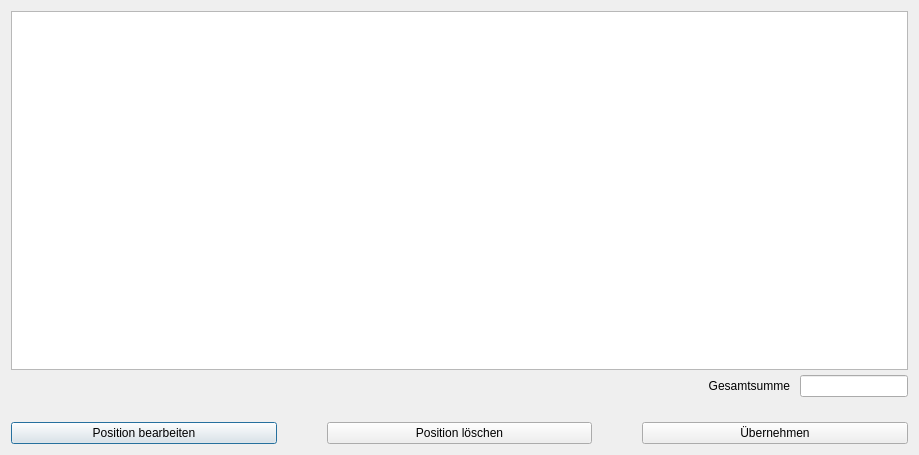
This is windowPositions.ui in MarcelGep/RechnungsApp as Qt 5 draws it before an edit. The edited form follows.
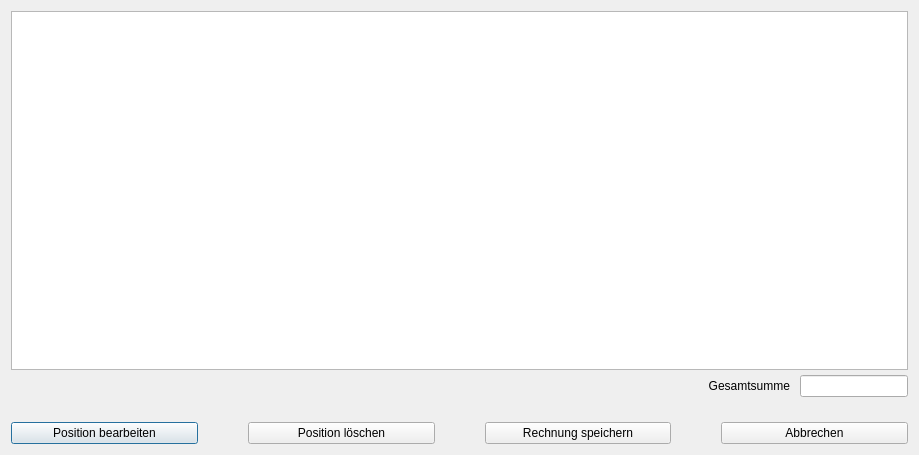
This is the edited form.

What changed in the file:
```diff
--- a/windowPositions.ui
+++ b/windowPositions.ui
@@ -138,7 +138,14 @@
      <item>
       <widget class="QPushButton" name="btnClose">
        <property name="text">
-        <string>Übernehmen</string>
+        <string>Rechnung speichern</string>
+       </property>
+      </widget>
+     </item>
+     <item>
+      <widget class="QPushButton" name="btnPositionsClose">
+       <property name="text">
+        <string>Abbrechen</string>
        </property>
       </widget>
      </item>
```
Left out of the diff: 2 changed lines with no effect on the pictures.
